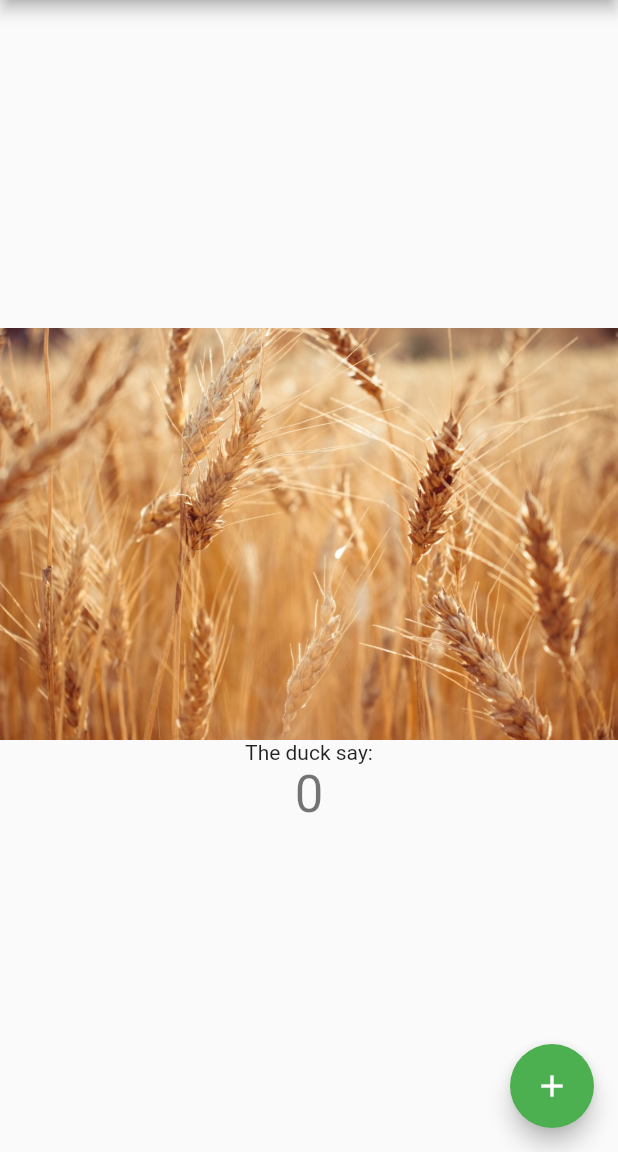
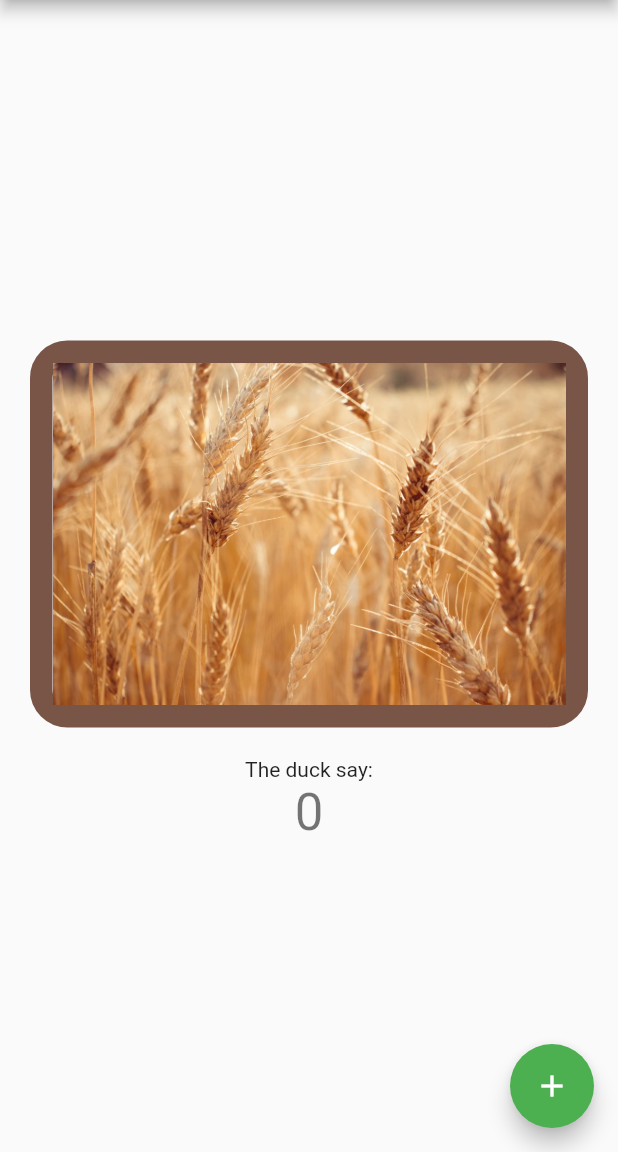
Before and after one commit to AdamProbert/MadeTech-FarmerCornBoatCalculator, a Flutter app: the screen it shows after launch, on a phone screen of 412 x 824 dp, the part 84-1236 px from its top. Run offline on Flutter 3.47's test engine with Material 2 defaults, Android fonts, the phone set to English and light mode, and no system bars.

Commit message:
Formatted wheat image

```diff
--- a/lib/main.dart
+++ b/lib/main.dart
@@ -97,7 +97,18 @@ class _MyHomePageState extends State<MyHomePage> {
           // horizontal).
           mainAxisAlignment: MainAxisAlignment.center,
           children: <Widget>[
-            Image(image: AssetImage('assets/images/Wheat.jpg')),
+            Container(
+              padding: EdgeInsets.all(0),
+              margin: EdgeInsets.all(20),
+              decoration: BoxDecoration(
+                borderRadius: BorderRadius.circular(25),
+                border: Border.all(
+                  color: Colors.brown,
+                  width: 15,
+                ),
+              ),
+              child: Image(image: AssetImage('assets/images/Wheat.jpg')),
+            ),
             Text(
               'The duck say:',
             ),
```
